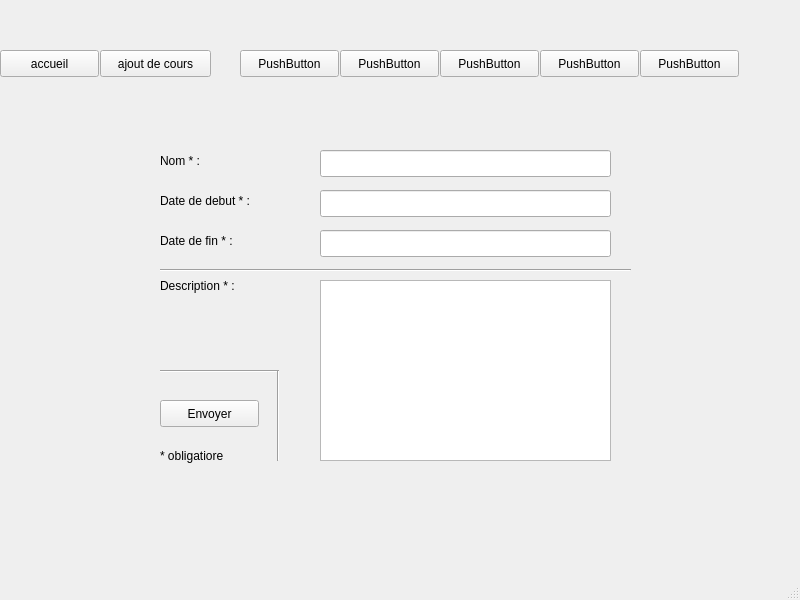
Above: 4/mainwindow.ui from ValentinCollignon/ProjetCPOA before the change. Below: the same form after it.
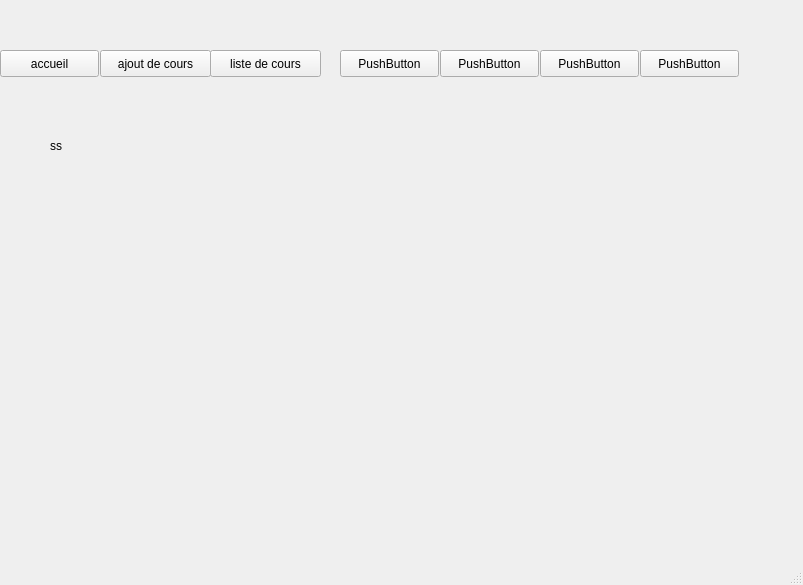
That is the form after the change. The open tabs and pages were chosen to show the change.

The edit to the form file:
```diff
--- a/4/mainwindow.ui
+++ b/4/mainwindow.ui
@@ -6,8 +6,8 @@
    <rect>
     <x>0</x>
     <y>0</y>
-    <width>800</width>
-    <height>600</height>
+    <width>803</width>
+    <height>585</height>
    </rect>
   </property>
   <property name="windowTitle">
@@ -68,7 +68,7 @@
        </rect>
       </property>
       <property name="text">
-       <string>Description * :</string>
+       <string>Description  :</string>
       </property>
      </widget>
      <widget class="Line" name="line_2">
@@ -186,6 +186,21 @@
       </property>
      </widget>
     </widget>
+    <widget class="QWidget" name="page_3">
+     <widget class="QLabel" name="nameCours">
+      <property name="geometry">
+       <rect>
+        <x>50</x>
+        <y>30</y>
+        <width>121</width>
+        <height>31</height>
+       </rect>
+      </property>
+      <property name="text">
+       <string>ss</string>
+      </property>
+     </widget>
+    </widget>
    </widget>
    <widget class="QPushButton" name="pushButton_2">
     <property name="geometry">
@@ -216,14 +231,14 @@
    <widget class="QPushButton" name="pushButton_4">
     <property name="geometry">
      <rect>
-      <x>240</x>
+      <x>210</x>
       <y>50</y>
-      <width>99</width>
+      <width>111</width>
       <height>27</height>
      </rect>
     </property>
     <property name="text">
-     <string>PushButton</string>
+     <string>liste de cours</string>
     </property>
    </widget>
    <widget class="QPushButton" name="pushButton_5">
```
Left out of the diff: 22 changed lines with no effect on the pictures.
